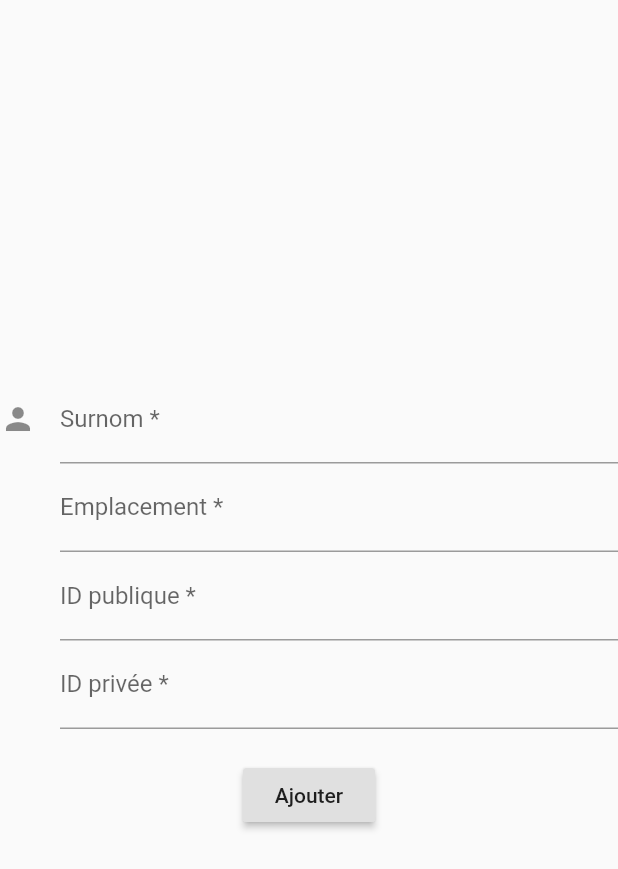
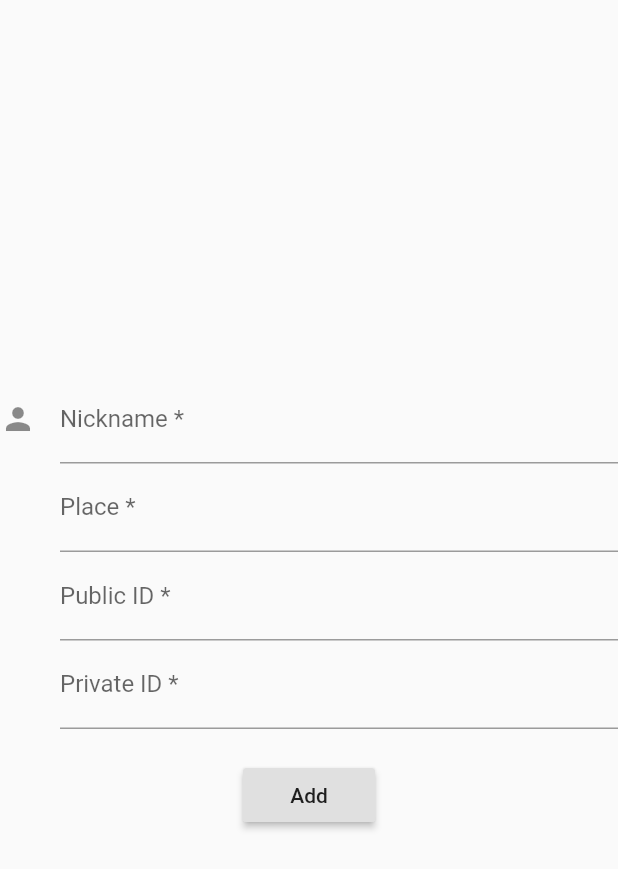
Before and after one commit to baptistesx/first_flutter, a Flutter app: the AddModuleForm widget shown alone on an empty page, opened directly with empty values, on a phone screen of 412 x 824 dp. Shown: the top 869 px of the screen. Run offline on Flutter 3.47's test engine with Material 2 defaults, Android fonts, the phone set to English and light mode, and no system bars; our stand-ins replace charts_flutter, flutter_secure_storage; accounts and stored records are empty; network calls fail.

Commit message:
maj flutter

```diff
--- a/lib/screens/authentication/components/connection_form.dart
+++ b/lib/screens/authentication/components/connection_form.dart
@@ -5,8 +5,8 @@ import 'package:flutter_secure_storage/flutter_secure_storage.dart';
 import 'package:flutter/material.dart';
 import 'package:http/http.dart' as http;
 
-const SERVER_IP = 'http://10.0.2.2:8081';
-
+// const SERVER_IP = 'http://10.0.2.2:8081';
+const SERVER_IP = 'http://192.168.1.26:8081';
 final storage = FlutterSecureStorage();
 
 Future<String> fetchConnectionIdentifiers(String email, String pwd) async {
--- a/lib/screens/authentication/components/register_form.dart
+++ b/lib/screens/authentication/components/register_form.dart
@@ -2,8 +2,8 @@ import 'dart:async';
 import 'package:flutter/material.dart';
 import 'package:http/http.dart' as http;
 
-const SERVER_IP = 'http://10.0.2.2:8081';
-
+// const SERVER_IP = 'http://10.0.2.2:8081';
+const SERVER_IP = 'http://192.168.1.26:8081';
 Future<int> attemptSignUp(String email, String pwd) async {
   var response = await http
       .post(SERVER_IP + '/signup', body: {"email": email, "pwd": pwd});
--- a/lib/screens/determine_first_page.dart
+++ b/lib/screens/determine_first_page.dart
@@ -19,9 +19,9 @@ class DetermineFirstPage extends StatelessWidget {
   var jwt;
 
   Future<String> get jwtOrEmpty async {
-    //TODO: To decomment to keep always connected once connected
-    var jwt = "eyJhbGciOiJIUzI1NiIsInR5cCI6IkpXVCJ9.eyJlbWFpbCI6InRvdG9AZ21haWwuY29tIiwiaWF0IjoxNTg5NDc3NTA0LCJleHAiOjE1OTA3NzM1MDR9.DBR07BTavxYWR-skM-B615rDbMY_syOQspP0Vfe6ICA";
-    // var jwt = await storage.read(key: "jwt");
+    //TODO: To uncomment to keep always connected once connected
+    // var jwt = "eyJhbGciOiJIUzI1NiIsInR5cCI6IkpXVCJ9.eyJlbWFpbCI6InRvdG9AZ21haWwuY29tIiwiaWF0IjoxNTg5NDc3NTA0LCJleHAiOjE1OTA3NzM1MDR9.DBR07BTavxYWR-skM-B615rDbMY_syOQspP0Vfe6ICA";
+    var jwt = await storage.read(key: "jwt");
     // if (jwt == null)
     // return "";
     return jwt;
--- a/lib/screens/home/components/add_module_form.dart
+++ b/lib/screens/home/components/add_module_form.dart
@@ -4,8 +4,8 @@ import 'dart:convert' show json, base64, ascii;
 import 'package:flutter/material.dart';
 import 'package:http/http.dart' as http;
 
-const SERVER_IP = 'http://10.0.2.2:8081';
-
+// const SERVER_IP = 'http://10.0.2.2:8081';
+const SERVER_IP = 'http://192.168.1.26:8081';
 Future<String> addModule(name, place, publicID, privateID, jwt) async {
   print("launch request");
   final response = await http.post(SERVER_IP + '/api/user/module', headers: {
@@ -90,8 +90,8 @@ class _AddModuleFormState extends State<AddModuleForm> {
                   controller: _nameController,
                   decoration: const InputDecoration(
                     icon: Icon(Icons.person),
-                    hintText: 'Surnom du module',
-                    labelText: 'Surnom *',
+                    hintText: 'Nickname',
+                    labelText: 'Nickname *',
                   ),
                   onSaved: (String value) {
                     // This optional block of code can be used to run
@@ -99,7 +99,7 @@ class _AddModuleFormState extends State<AddModuleForm> {
                   },
                   validator: (String value) {
                     return value.length == 0
-                        ? 'Veuillez entrer un nom de module'
+                        ? 'Please, enter a module name'
                         : null;
                   },
                 ),
@@ -108,8 +108,8 @@ class _AddModuleFormState extends State<AddModuleForm> {
                   child: TextFormField(
                     controller: _placeController,
                     decoration: const InputDecoration(
-                      hintText: 'Emplacement',
-                      labelText: 'Emplacement *',
+                      hintText: 'Place',
+                      labelText: 'Place *',
                     ),
                     onSaved: (String value) {
                       // This optional block of code can be used to run
@@ -117,7 +117,7 @@ class _AddModuleFormState extends State<AddModuleForm> {
                     },
                     validator: (String value) {
                       return value.length == 0
-                          ? 'Veuillez entrer un emplacement'
+                          ? 'Please, enter a place'
                           : null;
                     },
                   ),
@@ -127,8 +127,8 @@ class _AddModuleFormState extends State<AddModuleForm> {
                   child: TextFormField(
                     controller: _publicIDController,
                     decoration: const InputDecoration(
-                      hintText: 'ID publique',
-                      labelText: 'ID publique *',
+                      hintText: 'Public ID',
+                      labelText: 'Public ID *',
                     ),
                     onSaved: (String value) {
                       // This optional block of code can be used to run
@@ -136,7 +136,7 @@ class _AddModuleFormState extends State<AddModuleForm> {
                     },
                     validator: (String value) {
                       return value.length == 0
-                          ? 'Veuillez entrer l\'ID publique'
+                          ? 'Please, enter public ID'
                           : null;
                     },
                   ),
@@ -146,8 +146,8 @@ class _AddModuleFormState extends State<AddModuleForm> {
                   child: TextFormField(
                     controller: _privateIDController,
                     decoration: const InputDecoration(
-                      hintText: 'ID privée',
-                      labelText: 'ID privée *',
+                      hintText: 'Private ID',
+                      labelText: 'Private ID *',
                     ),
                     onSaved: (String value) {
                       // This optional block of code can be used to run
@@ -155,7 +155,7 @@ class _AddModuleFormState extends State<AddModuleForm> {
                     },
                     validator: (String value) {
                       return value.length == 0
-                          ? 'Veuillez entrer l\'ID privée'
+                          ? 'Please, enter private ID'
                           : null;
                     },
                   ),
@@ -175,7 +175,7 @@ class _AddModuleFormState extends State<AddModuleForm> {
                           print(res);
                         });
                       },
-                      child: Text('Ajouter')),
+                      child: Text('Add')),
                 ),
               ]),
             )));
--- a/lib/screens/home/components/module.dart
+++ b/lib/screens/home/components/module.dart
@@ -8,7 +8,8 @@ import 'package:flutter/foundation.dart';
 import 'package:http/http.dart' as http;
 import 'package:intl/intl.dart';
 
-const SERVER_IP = 'http://10.0.2.2:8081';
+// const SERVER_IP = 'http://10.0.2.2:8081';
+const SERVER_IP = 'http://192.168.1.26:8081';
 
 Object getModules(http.Client client, jwt) async {
   final response = await client
@@ -86,7 +87,7 @@ class ModulesList extends StatelessWidget {
   Widget build(BuildContext context) {
     if (modules.length == 0) {
       print("pas de module");
-      return Center(child: Text("Ajoutez votre premier module !"));
+      return Center(child: Text("Add your first module !", style: TextStyle(fontSize: 25),));
     } else {
       return new ListView.builder(
           itemCount: modules.length,
```
Also changed, not shown: lib/components/drawer.dart (+8 -0 lines).
